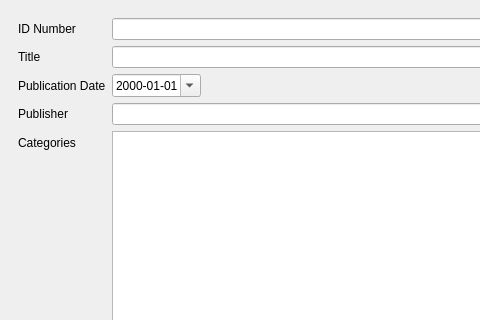
Qt form UI/allinfo.ui (textbrowser/biblioteq) before a commit; both pictures show x 0 to 480 and y 0 to 320 of the 640 by 1005 pixel window.
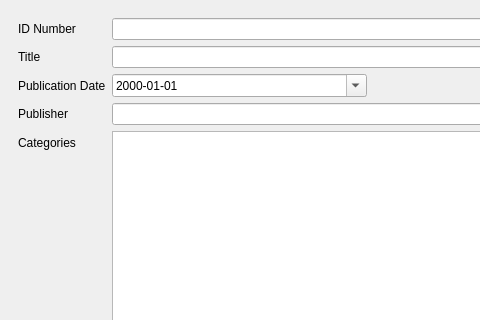
The same form after that commit. Icons and pictures are not drawn.

```diff
--- a/UI/allinfo.ui
+++ b/UI/allinfo.ui
@@ -77,6 +77,12 @@
             <layout class="QHBoxLayout">
              <item>
               <widget class="QDateEdit" name="publication_date">
+               <property name="sizePolicy">
+                <sizepolicy hsizetype="Expanding" vsizetype="Fixed">
+                 <horstretch>0</horstretch>
+                 <verstretch>0</verstretch>
+                </sizepolicy>
+               </property>
                <property name="displayFormat">
                 <string>yyyy-MM-dd</string>
                </property>
```
Left out of the diff: 15 changed lines with no effect on the pictures.
